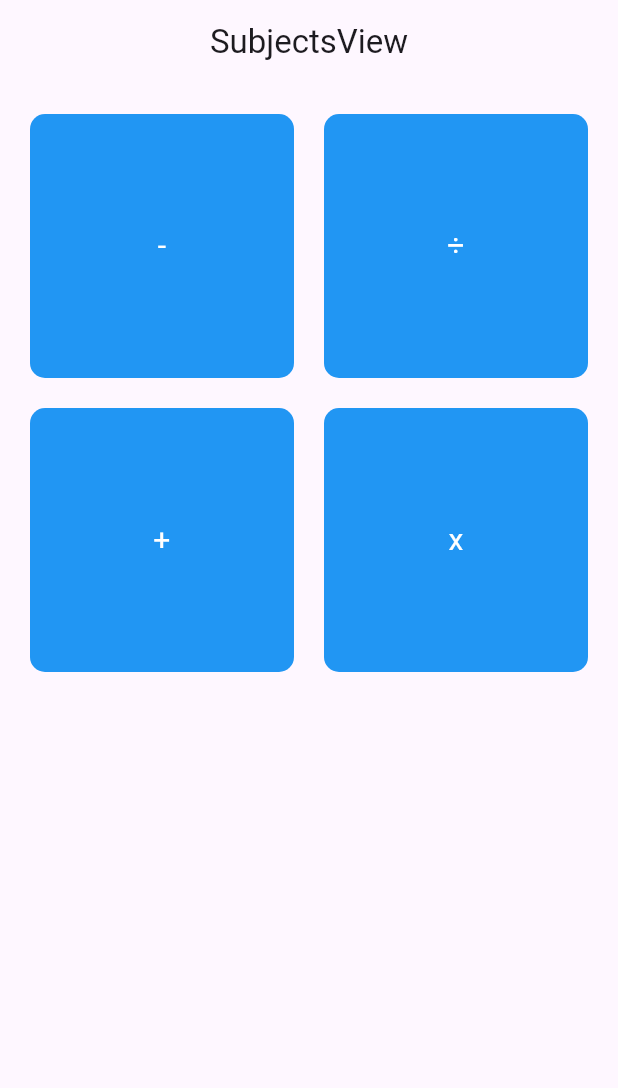
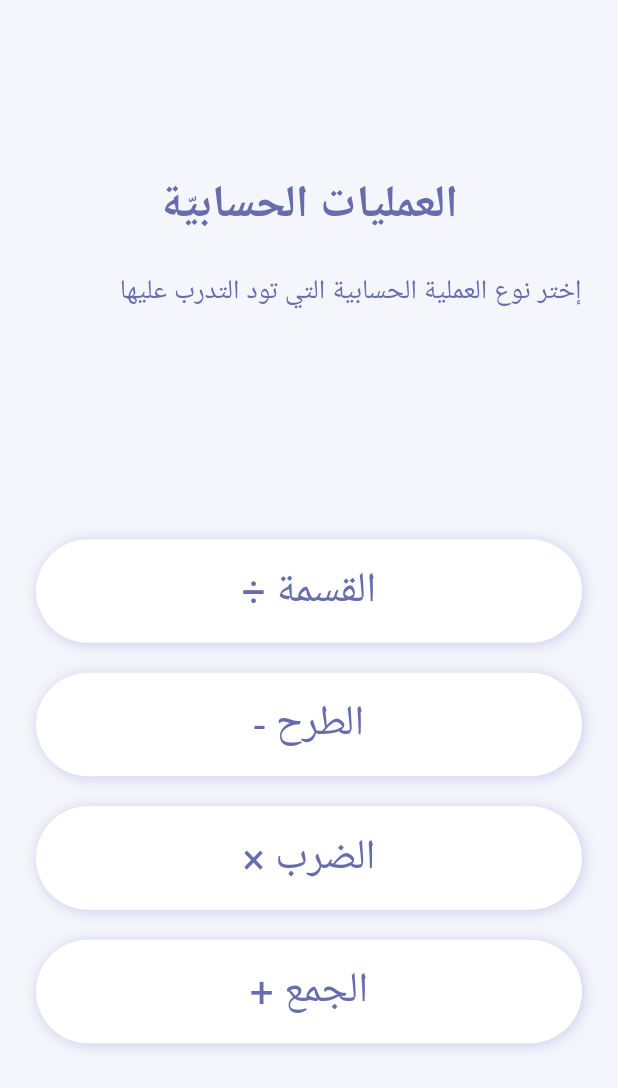
Before and after one commit to dh2407/added, a Flutter app: the screen it shows after launch, on a phone screen of 412 x 824 dp. Shown: the top 1088 px of the screen. Run offline on Flutter 3.47's test engine with Material 3 defaults, Android fonts, the phone set to English and light mode, and no system bars; our stand-ins replace audioplayers, get, hive, hive_flutter; accounts and stored records are empty; Roboto replaces fonts that are missing (Open Sans).

Commit message:
new subject page

```diff
--- /dev/null
+++ b/lib/app/components/nv_appbar.dart
@@ -0,0 +1,52 @@
+import 'package:flutter/material.dart';
+
+class NvAppBar extends StatelessWidget implements PreferredSizeWidget {
+  final bool showCloseBtn;
+
+  const NvAppBar({
+    Key? key,
+    this.showCloseBtn = true,
+  }) : super(key: key);
+
+  @override
+  Size get preferredSize => const Size.fromHeight(92);
+
+  @override
+  Widget build(BuildContext context) {
+    return AppBar(
+      toolbarHeight: 92,
+      backgroundColor: const Color(0xFFF5F6FB),
+      actions: [
+        if (showCloseBtn)
+          Container(
+            width: 48,
+            height: 48,
+            margin: const EdgeInsets.only(left: 16),
+            clipBehavior: Clip.antiAlias,
+            decoration: ShapeDecoration(
+              color: Colors.white,
+              shape: RoundedRectangleBorder(
+                borderRadius: BorderRadius.circular(32),
+              ),
+              shadows: const [
+                BoxShadow(
+                  color: Color(0x3F434BB4),
+                  blurRadius: 8,
+                  offset: Offset(1, 1),
+                  spreadRadius: 0,
+                )
+              ],
+            ),
+            child: IconButton(
+              icon: const Icon(
+                Icons.close,
+                color: Color(0xFF676CAC),
+              ),
+              onPressed: () {},
+            ),
+          ),
+      ],
+      centerTitle: true,
+    );
+  }
+}
--- /dev/null
+++ b/lib/app/components/nv_subject_button.dart
@@ -0,0 +1,65 @@
+import 'package:flutter/material.dart';
+
+class NvSubSubjectButton extends StatefulWidget {
+  final String text;
+  final VoidCallback onTap;
+
+  const NvSubSubjectButton({required this.text, Key? key, required this.onTap}) : super(key: key);
+
+  @override
+  _NvSubSubjectButtonState createState() => _NvSubSubjectButtonState();
+}
+
+class _NvSubSubjectButtonState extends State<NvSubSubjectButton> {
+  bool _isPressed = false;
+
+  @override
+  Widget build(BuildContext context) {
+    return GestureDetector(
+      onTap: widget.onTap,
+      onTapDown: (_) {
+        setState(() {
+          _isPressed = true;
+        });
+      },
+      onTapUp: (_) {
+        setState(() {
+          _isPressed = false;
+        });
+      },
+      onTapCancel: () {
+        setState(() {
+          _isPressed = false;
+        });
+      },
+      child: Container(
+        decoration: BoxDecoration(
+          color: Colors.white,
+          borderRadius: BorderRadius.circular(500),
+          boxShadow: _isPressed
+              ? null
+              : [
+                  const BoxShadow(
+                    color: Color(0x3F434BB4),
+                    blurRadius: 8,
+                    offset: Offset(1, 1),
+                    spreadRadius: 0,
+                  ),
+                ],
+        ),
+        child: Center(
+          child: Padding(
+            padding: const EdgeInsets.symmetric(vertical: 14.0, horizontal: 24.0),
+            child: Text(
+              widget.text,
+              style: const TextStyle(
+                color: Color(0xFF676CAC),
+                fontSize: 28,
+              ),
+            ),
+          ),
+        ),
+      ),
+    );
+  }
+}
--- a/lib/app/data/initial_data.dart
+++ b/lib/app/data/initial_data.dart
@@ -3,10 +3,10 @@ import 'package:added/app/data/models/models.dart';
 
 List<Subject> createInitialSubjects() {
   return [
-    Subject(uname: 'plus', title: '+'),
-    Subject(uname: 'minus', title: '-'),
-    Subject(uname: 'multiply', title: 'x'),
-    Subject(uname: 'divide', title: '÷'),
+    Subject(uname: 'plus', title: 'الجمع +'),
+    Subject(uname: 'minus', title: 'الطرح -'),
+    Subject(uname: 'multiply', title: 'الضرب ×'),
+    Subject(uname: 'divide', title: 'القسمة ÷'),
   ];
 }
 
--- /dev/null
+++ b/lib/app/modules/subjectPage/controllers/subject_page_controller.dart
@@ -0,0 +1,19 @@
+import 'package:added/app/data/models/subject/subject.dart';
+import 'package:added/app/services/services.dart';
+import 'package:get/get.dart';
+
+class SubjectPageController extends GetxController {
+  final SubjectService _subjectService = SubjectService();
+
+  RxList<Subject> subjects = <Subject>[].obs;
+
+  @override
+  void onInit() {
+    super.onInit();
+    fetchSubjects();
+  }
+
+  void fetchSubjects() async {
+    subjects.value = await _subjectService.getSubjects();
+  }
+}
--- /dev/null
+++ b/lib/app/modules/subjectPage/views/subject_page_view.dart
@@ -0,0 +1,77 @@
+import 'package:added/app/components/nv_appbar.dart';
+import 'package:added/app/components/nv_subject_button.dart';
+import 'package:added/app/routes/app_pages.dart';
+import 'package:flutter/material.dart';
+import 'package:get/get.dart';
+
+import '../controllers/subject_page_controller.dart';
+
+class SubjectPageView extends GetView<SubjectPageController> {
+  const SubjectPageView({Key? key}) : super(key: key);
+
+  @override
+  Widget build(BuildContext context) {
+    return Scaffold(
+      backgroundColor: const Color(0xFFF5F6FB),
+      appBar: const NvAppBar(showCloseBtn: false),
+      body: Column(
+        crossAxisAlignment: CrossAxisAlignment.stretch,
+        children: [
+          Container(
+            padding: const EdgeInsets.all(24),
+            child: const Column(
+              crossAxisAlignment: CrossAxisAlignment.stretch,
+              children: [
+                Text(
+                  'العمليات الحسابيّة',
+                  textAlign: TextAlign.center,
+                  style: TextStyle(
+                    color: Color(0xFF676CAC),
+                    fontSize: 30,
+                    fontFamily: 'Open Sans',
+                    fontWeight: FontWeight.w700,
+                    height: 0,
+                  ),
+                ),
+                SizedBox(height: 24),
+                Text(
+                  'إختر نوع العملية الحسابية التي تود التدرب عليها',
+                  textAlign: TextAlign.right,
+                  style: TextStyle(
+                    color: Color(0xFF676CAC),
+                    fontSize: 18,
+                    fontFamily: 'Open Sans',
+                    fontWeight: FontWeight.w400,
+                  ),
+                ),
+              ],
+            ),
+          ),
+          Expanded(
+            child: Obx(
+              () {
+                return Padding(
+                  padding: const EdgeInsets.all(24),
+                  child: Column(
+                    mainAxisAlignment: MainAxisAlignment.center,
+                    children: controller.subjects.map((subject) {
+                      return Padding(
+                        padding: const EdgeInsets.symmetric(vertical: 10.0),
+                        child: NvSubSubjectButton(
+                          text: subject.title,
+                          onTap: () {
+                            Get.toNamed(Routes.SUB_SUBJECT_PAGE, arguments: subject);
+                          },
+                        ),
+                      );
+                    }).toList(),
+                  ),
+                );
+              },
+            ),
+          ),
+        ],
+      ),
+    );
+  }
+}
--- a/lib/app/routes/app_pages.dart
+++ b/lib/app/routes/app_pages.dart
@@ -4,9 +4,12 @@ import '../modules/flashcards/bindings/flashcards_binding.dart';
 import '../modules/flashcards/views/flashcards_view.dart';
 import '../modules/home/bindings/home_binding.dart';
 import '../modules/home/views/home_view.dart';
-import '../modules/nv/main.dart';
+import '../modules/subSubjectPage/bindings/sub_subject_page_binding.dart';
+import '../modules/subSubjectPage/views/sub_subject_page_view.dart';
 import '../modules/subSubjects/bindings/sub_subjects_binding.dart';
 import '../modules/subSubjects/views/sub_subjects_view.dart';
+import '../modules/subjectPage/bindings/subject_page_binding.dart';
+import '../modules/subjectPage/views/subject_page_view.dart';
 import '../modules/subjects/bindings/subjects_binding.dart';
 import '../modules/subjects/views/subjects_view.dart';
 
@@ -15,7 +18,7 @@ part 'app_routes.dart';
 class AppPages {
   AppPages._();
 
-  static const INITIAL = Routes.SUBJECTS;
+  static const INITIAL = Routes.SUBJECT_PAGE;
 
   static final routes = [
     GetPage(
@@ -39,8 +42,14 @@ class AppPages {
       binding: FlashcardsBinding(),
     ),
     GetPage(
-      name: _Paths.FC_MULTIPLAY,
-      page: () => const FCMultiplay(),
+      name: _Paths.SUBJECT_PAGE,
+      page: () => const SubjectPageView(),
+      binding: SubjectPageBinding(),
+    ),
+    GetPage(
+      name: _Paths.SUB_SUBJECT_PAGE,
+      page: () => const SubSubjectPageView(),
+      binding: SubSubjectPageBinding(),
     ),
   ];
 }
--- a/lib/app/routes/app_routes.dart
+++ b/lib/app/routes/app_routes.dart
@@ -8,6 +8,8 @@ abstract class Routes {
   static const SUB_SUBJECTS = _Paths.SUB_SUBJECTS;
   static const FLASHCARDS = _Paths.FLASHCARDS;
   static const FC_MULTIPLAY = _Paths.FC_MULTIPLAY;
+  static const SUBJECT_PAGE = _Paths.SUBJECT_PAGE;
+  static const SUB_SUBJECT_PAGE = _Paths.SUB_SUBJECT_PAGE;
 }
 
 abstract class _Paths {
@@ -17,4 +19,6 @@ abstract class _Paths {
   static const SUB_SUBJECTS = '/sub-subjects';
   static const FLASHCARDS = '/flashcards';
   static const FC_MULTIPLAY = '/fc-multiplay';
+  static const SUBJECT_PAGE = '/subject-page';
+  static const SUB_SUBJECT_PAGE = '/sub-subject-page';
 }
```
Also changed, not shown: lib/app/modules/nv/main.dart (deleted, +0 -24 lines), lib/app/modules/subSubjectPage/bindings/sub_subject_page_binding.dart (added, +12 -0 lines), lib/app/modules/subSubjectPage/controllers/sub_subject_page_controller.dart (added, +23 -0 lines), lib/app/modules/subSubjectPage/views/sub_subject_page_view.dart (added, +24 -0 lines), lib/app/modules/subjectPage/bindings/subject_page_binding.dart (added, +12 -0 lines).
